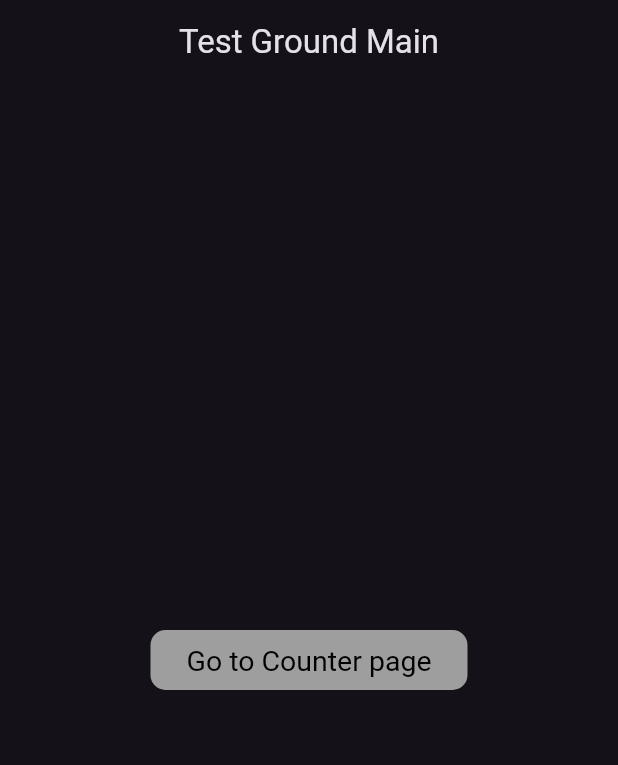
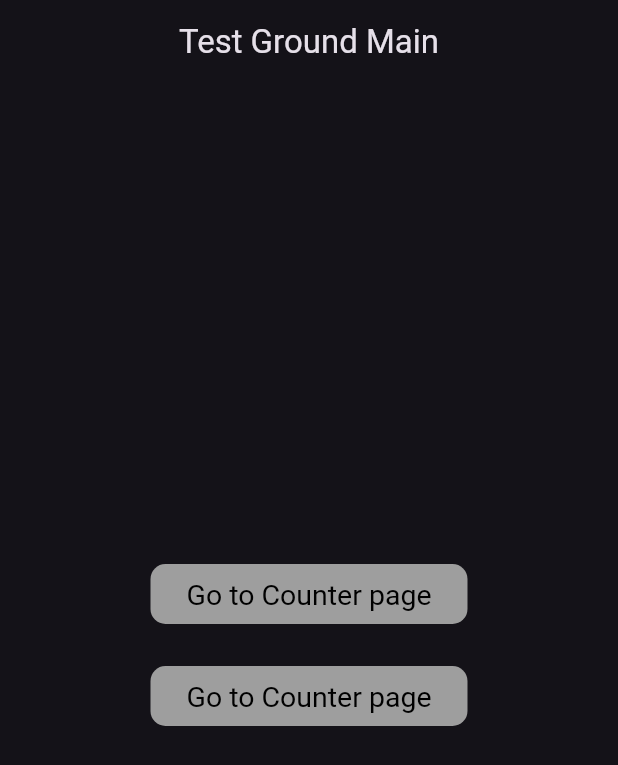
Before and after one commit to msiprime/flutterwiz, a Flutter app: the screen it shows after launch, on a phone screen of 412 x 824 dp. Shown: the top 765 px of the screen. Run offline on Flutter 3.47's test engine with Material 3 defaults, Android fonts, the phone set to English and light mode, and no system bars.

Commit message:
intelligent padding

```diff
--- a/lib/main.dart
+++ b/lib/main.dart
@@ -37,6 +37,7 @@ class HomePage extends StatelessWidget {
           mainAxisAlignment: MainAxisAlignment.center,
           children: [
             GoTo(page: CubitPage(), pageName: 'Counter'),
+            GoTo(page: CubitPage(), pageName: 'Counter'),
           ],
         ),
       ),
--- a/lib/widget/goto_page_button.dart
+++ b/lib/widget/goto_page_button.dart
@@ -12,7 +12,9 @@ class GoTo extends StatelessWidget {
 
   @override
   Widget build(BuildContext context) {
-    return FilledButton(
+    return Padding(
+      padding: const EdgeInsets.only(bottom: 20),
+      child: FilledButton(
           style: ButtonStyle(
             shape: WidgetStateProperty.all(RoundedRectangleBorder(
               borderRadius: BorderRadius.circular(10),
@@ -25,6 +27,7 @@ class GoTo extends StatelessWidget {
             Navigator.of(context)
                 .push(MaterialPageRoute(builder: (context) => page));
           },
-        child: Text('Go to $pageName page'));
+          child: Text('Go to $pageName page')),
+    );
   }
 }
```
Lines whose indentation alone changed are shown as unchanged.
